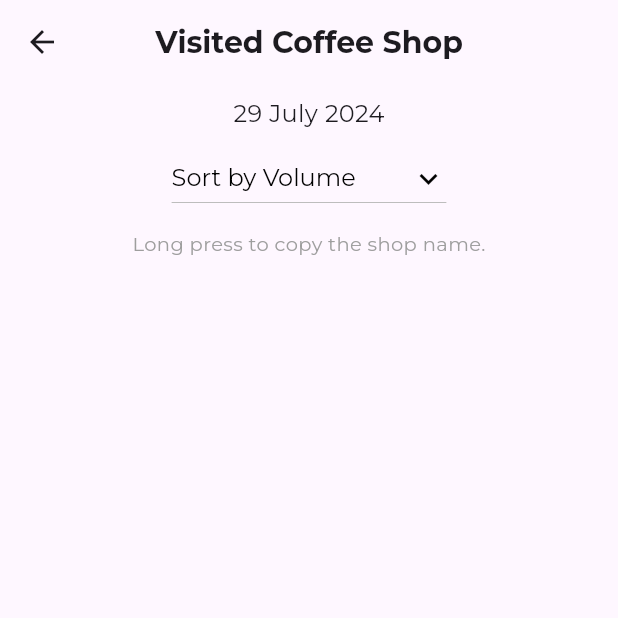
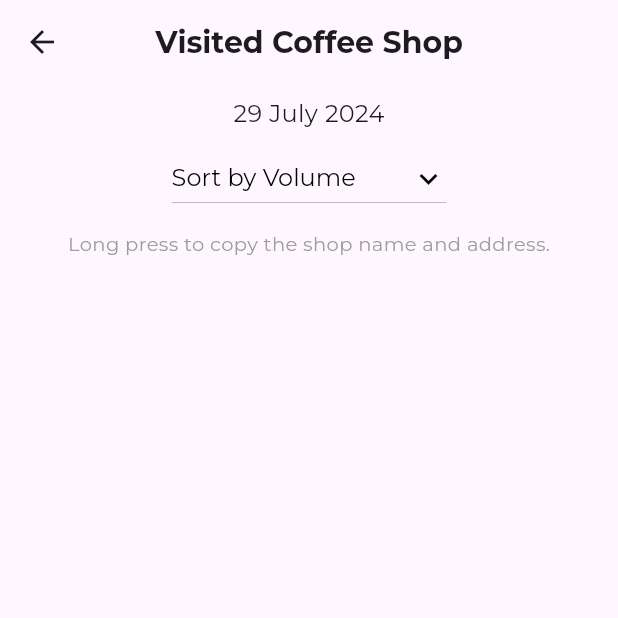
Before and after one commit to KittinatAna/coffeetracker, a Flutter app: the screen it shows after launch, after a tap on "Visited Shops", on a phone screen of 412 x 824 dp, the top half of it. Run offline on Flutter 3.47's test engine with Material 3 defaults, Android fonts, the light colour scheme and no system bars; our stand-ins replace cloud_firestore, csv, device_info_plus, firebase_core, fl_chart, geocoding and 11 more; missing offline and left inert: google_mlkit_text_recognition; accounts and stored records are empty.

Commit message:
09072024_1439 Updated visited_shop

```diff
--- a/coffeetracker/lib/screens/stats/visited_shop.dart
+++ b/coffeetracker/lib/screens/stats/visited_shop.dart
@@ -165,7 +165,7 @@ class _VisitedShopPageState extends State<VisitedShopPage> {
             ),
           ),
           const SizedBox(height: 10),
-          Text('Long press to copy the shop name.',
+          Text('Long press to copy the shop name and address.',
             style: GoogleFonts.montserrat(
               fontSize: 13,
               fontWeight: FontWeight.normal,
@@ -207,7 +207,7 @@ class _VisitedShopPageState extends State<VisitedShopPage> {
                             ),
                           ),
                           onLongPress: () {
-                            _copyToClipboard(shop['shopName']);
+                            _copyToClipboard("${shop['shopName']}, ${shop['address']}");
                           },
                         ),
                       );
```
